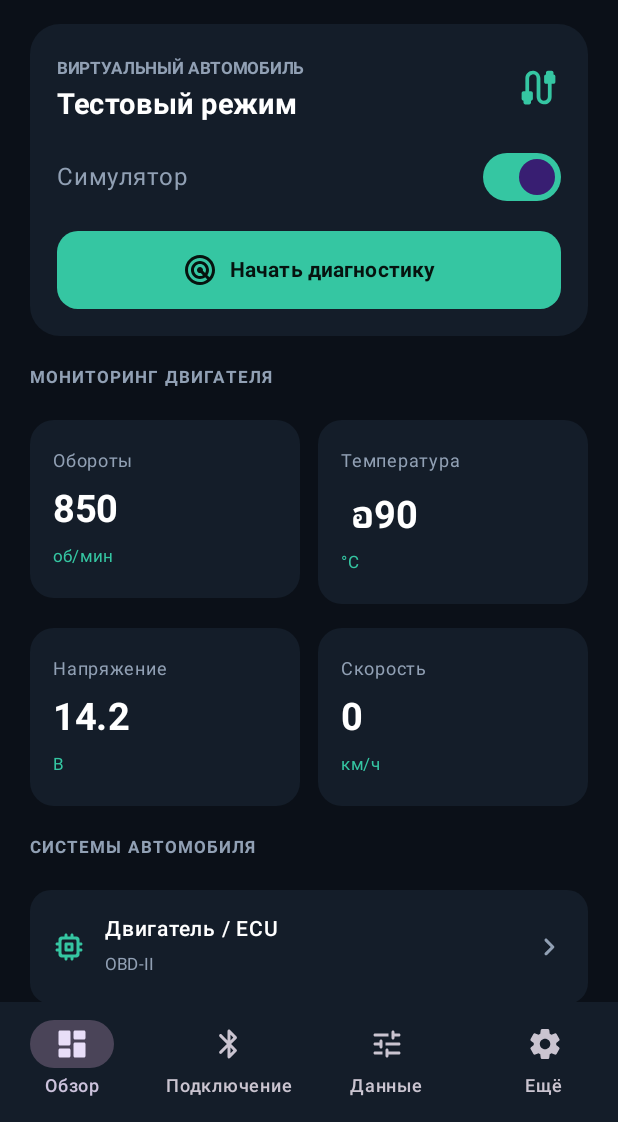
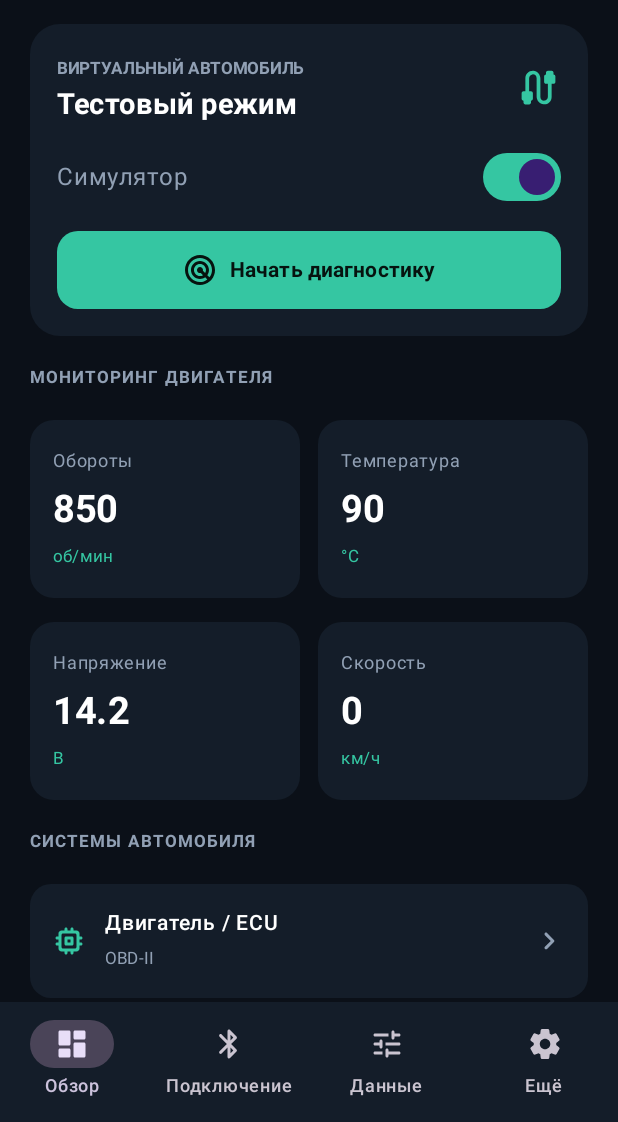
Before and after one commit to edtatevosiani99-create/AutoDiag, an Android app built with Jetpack Compose: the screen it shows after launch (MainActivity), on a phone screen of 412 x 824 dp, the part 114-1236 px from its top. Run offline under Robolectric (Android 15) with nearby library versions, the phone set to English and light mode, and no system bars.

Commit message:
Fix demo coolant temperature display

```diff
--- a/app/src/main/java/com/autodiag/app/MainActivity.kt
+++ b/app/src/main/java/com/autodiag/app/MainActivity.kt
@@ -152,7 +152,7 @@ private fun OverviewScreen(
         item {
             Row(horizontalArrangement = Arrangement.spacedBy(12.dp)) {
                 MetricCard("Обороты", "850", "об/мин", Modifier.weight(1f))
-                MetricCard("Температура", " อ90", "°C", Modifier.weight(1f))
+                MetricCard("Температура", "90", "°C", Modifier.weight(1f))
             }
         }
         item {
```
